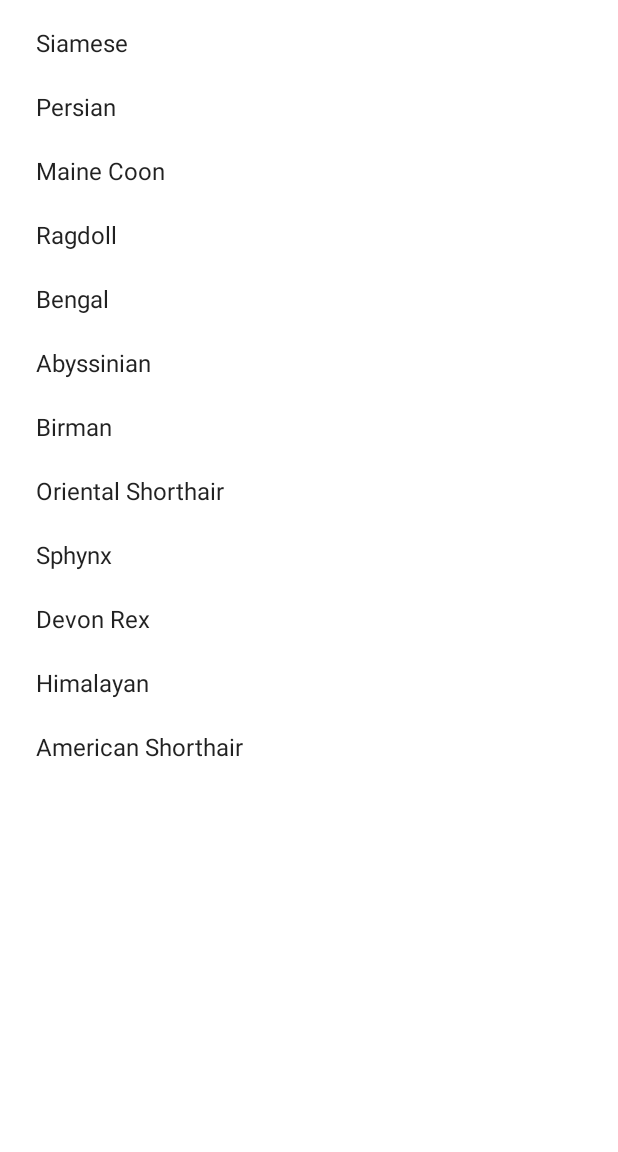
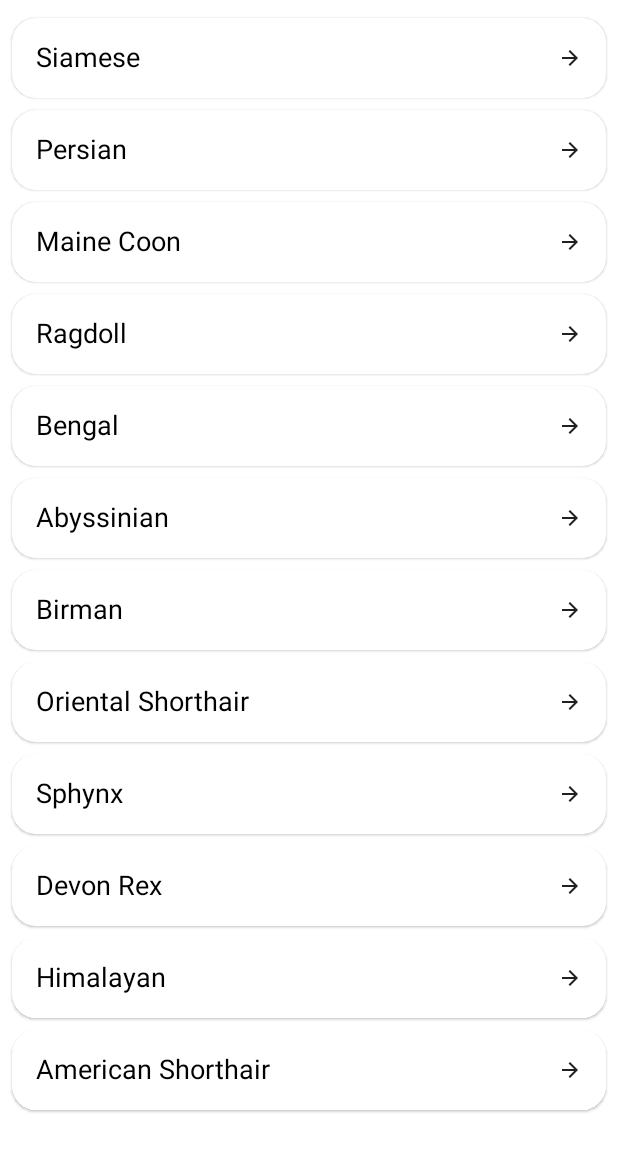
Before and after one commit to kodecocodes/aam-materials, an Android app built with Jetpack Compose: the screen it shows after launch (MainActivity), after a tap on "Abyssinian", on a phone screen of 412 x 824 dp. Shown: the top 1152 px of the screen. Run offline under Robolectric (Android 15) with nearby library versions, the phone set to English and light mode, and no system bars.

Commit message:
Updated UI from Image

```diff
--- a/02-ai-powered-developer-productivity/projects/final/app/src/main/java/com/kodeco/android/aam/MainActivity.kt
+++ b/02-ai-powered-developer-productivity/projects/final/app/src/main/java/com/kodeco/android/aam/MainActivity.kt
@@ -1,41 +1,44 @@
 package com.kodeco.android.aam
 
 import android.os.Bundle
-import android.widget.Toast // Added
+import android.widget.Toast
 import androidx.activity.ComponentActivity
 import androidx.activity.compose.setContent
-import androidx.activity.viewModels // Added
-import androidx.compose.foundation.clickable // Added
+import androidx.activity.viewModels
+import androidx.compose.foundation.clickable
+import androidx.compose.foundation.layout.Arrangement
+import androidx.compose.foundation.layout.Row
 import androidx.compose.foundation.layout.fillMaxSize
-import androidx.compose.foundation.layout.padding // Added
-import androidx.compose.foundation.lazy.LazyColumn // Added
-import androidx.compose.foundation.lazy.items // Added
+import androidx.compose.foundation.layout.fillMaxWidth
+import androidx.compose.foundation.layout.height
+import androidx.compose.foundation.layout.padding
+import androidx.compose.foundation.lazy.LazyColumn
+import androidx.compose.foundation.lazy.items
+import androidx.compose.foundation.shape.RoundedCornerShape
+import androidx.compose.material.Card
+import androidx.compose.material.Icon
 import androidx.compose.material.MaterialTheme
 import androidx.compose.material.Surface
 import androidx.compose.material.Text
+import androidx.compose.material.icons.Icons
+import androidx.compose.material.icons.automirrored.filled.ArrowForward
 import androidx.compose.runtime.Composable
-import androidx.compose.runtime.collectAsState // Added
-import androidx.compose.runtime.getValue // Added
+import androidx.compose.runtime.collectAsState
+import androidx.compose.runtime.getValue
+import androidx.compose.ui.Alignment
 import androidx.compose.ui.Modifier
-import androidx.compose.ui.platform.LocalContext // Added
+import androidx.compose.ui.graphics.Color
+import androidx.compose.ui.platform.LocalContext
+import androidx.compose.ui.text.TextStyle
+import androidx.compose.ui.text.font.FontWeight
 import androidx.compose.ui.tooling.preview.Preview
-import androidx.compose.ui.unit.dp // Added
+import androidx.compose.ui.unit.dp
+import androidx.compose.ui.unit.sp
 import com.kodeco.android.aam.ui.theme.KodecoSampleTheme
 
-/**
- * MainActivity is the main entry point of the application.
- * It uses Jetpack Compose to display a list of cat breeds.
- * The cat breeds data is fetched from a MainViewModel.
- *
- * This activity sets up the UI, observes the cat breeds from the ViewModel,
- * and displays them in a CatBreedsListScreen.
- * When a cat breed item is clicked, a Toast message with the breed name is shown.
- */
 class MainActivity : ComponentActivity() {
 
-    private val viewModel: MainViewModel by viewModels() // Added ViewModel
-
-    // popularCatBreeds list is now removed from here
+    private val viewModel: MainViewModel by viewModels()
 
     override fun onCreate(savedInstanceState: Bundle?) {
         setTheme(R.style.AppTheme)
@@ -43,7 +46,10 @@ class MainActivity : ComponentActivity() {
 
         setContent {
             KodecoSampleTheme {
-                Surface(modifier = Modifier.fillMaxSize(), color = MaterialTheme.colors.background) {
+                Surface(
+                    modifier = Modifier.fillMaxSize(),
+                    color = MaterialTheme.colors.background
+                ) {
                     val catBreeds by viewModel.catBreeds.collectAsState()
                     val context = LocalContext.current
                     CatBreedsListScreen(
@@ -64,24 +70,50 @@ fun CatBreedsListScreen(breeds: List<String>, onItemClick: (String) -> Unit) {
         Text(text = "No cat breeds available.", modifier = Modifier.padding(16.dp))
         return
     }
-    LazyColumn(modifier = Modifier.padding(8.dp)) {
+    LazyColumn(
+        modifier = Modifier.padding(vertical = 8.dp)
+    ) {
         items(breeds) { breed ->
-            Text(
-                text = breed,
+            Card(
                 modifier = Modifier
-                    .fillParentMaxWidth()
-                    .clickable { onItemClick(breed) }
-                    .padding(vertical = 12.dp, horizontal = 16.dp)
-            )
+                    .fillMaxWidth()
+                    .padding(vertical = 4.dp, horizontal = 8.dp)
+                    .clickable { onItemClick(breed) },
+                shape = RoundedCornerShape(16.dp),
+            ) {
+                Row(
+                    modifier = Modifier
+                        .padding(16.dp)
+                        .fillMaxWidth(),
+                    verticalAlignment = Alignment.CenterVertically,
+                    horizontalArrangement = Arrangement.SpaceBetween
+                ) {
+                    Text(
+                        text = breed,
+                        style = TextStyle(
+                            fontSize = 18.sp,
+                            fontWeight = FontWeight.Normal,
+                            color = Color.Black
+                        )
+                    )
+                    Icon(
+                        imageVector = Icons.AutoMirrored.Filled.ArrowForward,
+                        contentDescription = "Go to details",
+                        modifier = Modifier.height(16.dp)
+                    )
+                }
+            }
         }
     }
 }
 
-@Preview
+@Preview(showBackground = true)
 @Composable
 fun CatBreedsListScreenPreview() {
-    val breeds = listOf("Abyssinian", "Aegean", "American Bobtail", "American Curl")
-    CatBreedsListScreen(breeds = breeds, onItemClick = {})
+    KodecoSampleTheme {
+        CatBreedsListScreen(
+            breeds = listOf("Abyssinian", "Aegean", "American Bobtail"),
+            onItemClick = {}
+        )
+    }
 }
-
-// Greeting composable is removed
```
